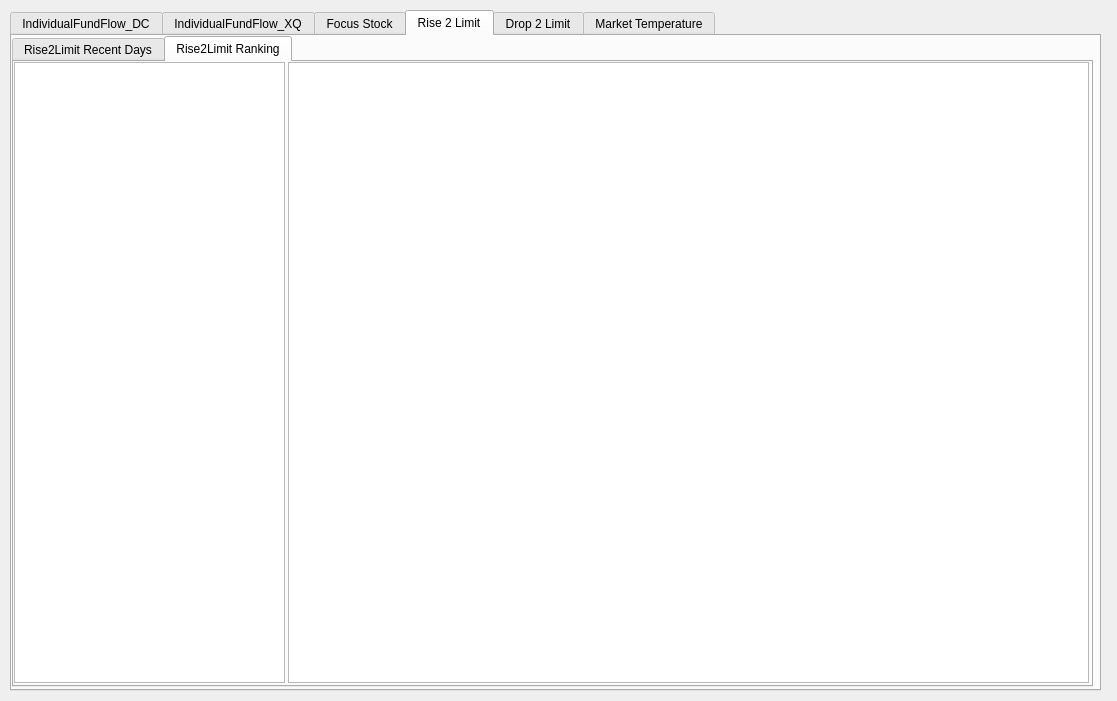
First picture: the form in StockTip/form.ui, repository Ruffia/ADRHis, before the edit.
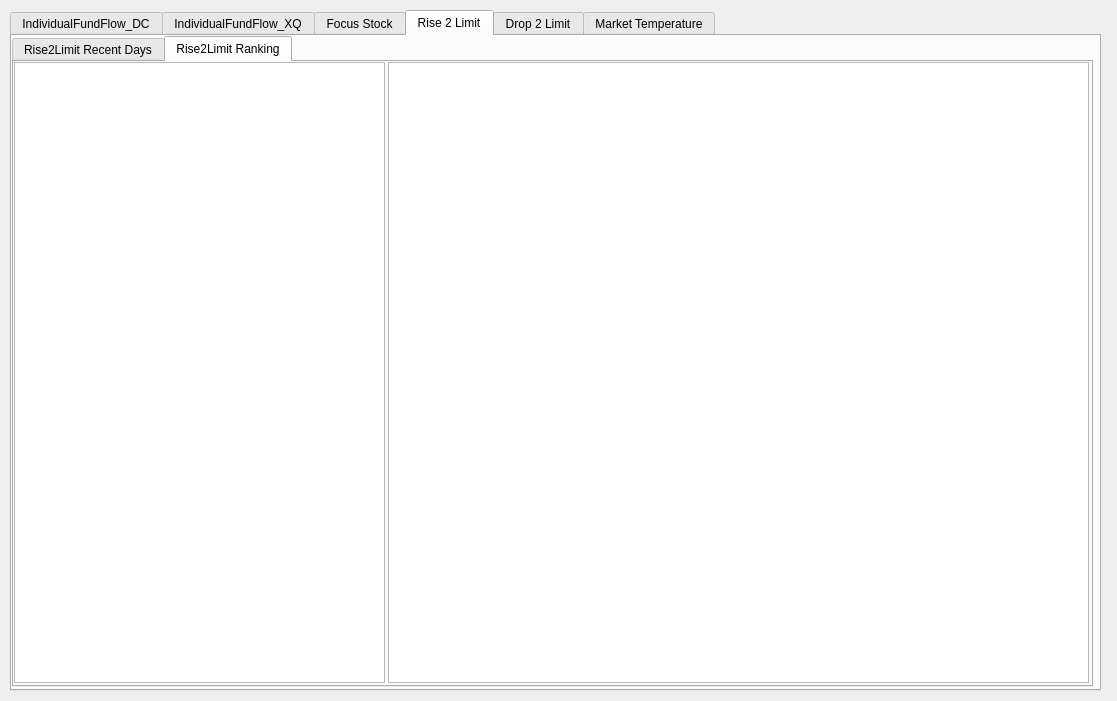
Second picture: the form after the edit.

Commit message: 调整数据的列宽度

```diff
--- a/StockTip/form.ui
+++ b/StockTip/form.ui
@@ -120,7 +120,7 @@
         <rect>
          <x>0</x>
          <y>0</y>
-         <width>271</width>
+         <width>371</width>
          <height>621</height>
         </rect>
        </property>
@@ -128,9 +128,9 @@
       <widget class="QTableView" name="m_tableViewRise2LimitRankingStockFundFlow">
        <property name="geometry">
         <rect>
-         <x>274</x>
+         <x>374</x>
          <y>0</y>
-         <width>801</width>
+         <width>701</width>
          <height>621</height>
         </rect>
        </property>
```
The commit also changes 2 other files.
